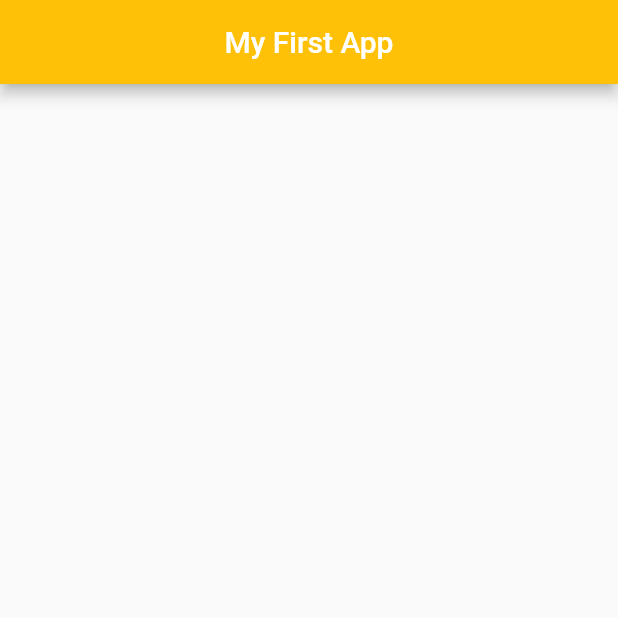
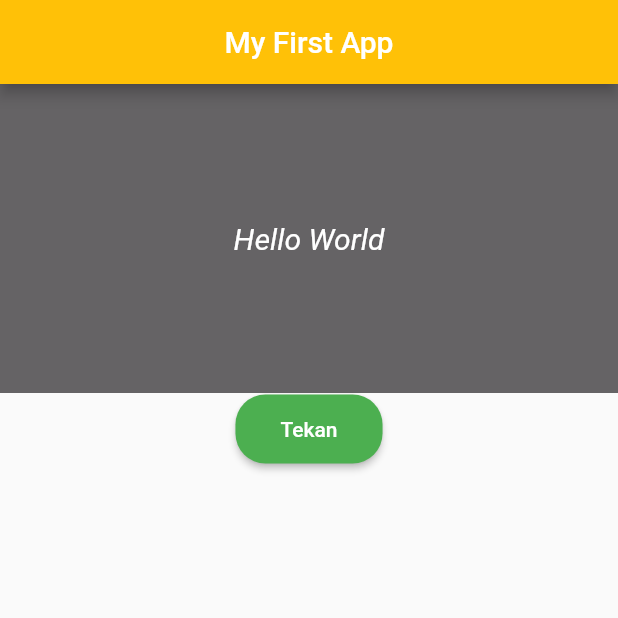
Before and after one commit to SaidFarhan/belajar_flutter_unit3, a Flutter app: the screen it shows after launch, on a phone screen of 412 x 824 dp, the top half of it. Run offline on Flutter 3.47's test engine with Material 2 defaults, Android fonts, the phone set to English and light mode, and no system bars.

Commit message:
belajar row dan button

```diff
--- a/lib/my_home_page.dart
+++ b/lib/my_home_page.dart
@@ -1,5 +1,3 @@
-import 'dart:html';
-
 import 'package:flutter/material.dart';
 import 'package:flutter/src/widgets/container.dart';
 import 'package:flutter/src/widgets/framework.dart';
@@ -10,11 +8,45 @@ class MyHomePage extends StatelessWidget {
   @override
   Widget build(BuildContext context) {
     return Scaffold(
-      appBar: AppBar(
-        title: Text("My First App"),
-        centerTitle: true,
-        backgroundColor: Colors.amber,
-      ),
-    );
+        appBar: AppBar(
+          title: Text("My First App"),
+          centerTitle: true,
+          backgroundColor: Colors.amber,
+        ),
+        body: Column(
+          children: [
+            Flexible(
+              child: Container(
+                // height: double.infinity,
+                height: MediaQuery.of(context).size.width * 0.5,
+                width: MediaQuery.of(context).size.width,
+                color: Color.fromARGB(255, 101, 99, 101),
+                child: const Center(
+                  child: Text(
+                    "Hello World",
+                    style: TextStyle(
+                      fontSize: 20,
+                      color: Colors.white,
+                      fontStyle: FontStyle.italic,
+                    ),
+                  ),
+                  // color: Colors.white,
+                ),
+              ),
+            ),
+            ElevatedButton(
+              onPressed: () {},
+              child: Text("Tekan"),
+              style: ElevatedButton.styleFrom(
+                backgroundColor: Colors.green,
+                shape: RoundedRectangleBorder(
+                  borderRadius: BorderRadius.circular(20),
+                ),
+                elevation: 2,
+                padding: EdgeInsets.symmetric(horizontal: 30, vertical: 15),
+              ),
+            )
+          ],
+        ));
   }
 }
```
